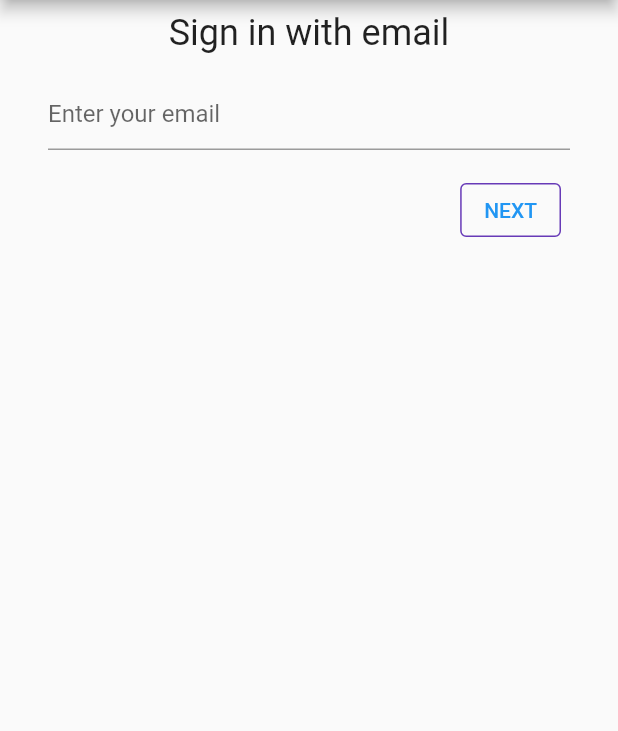
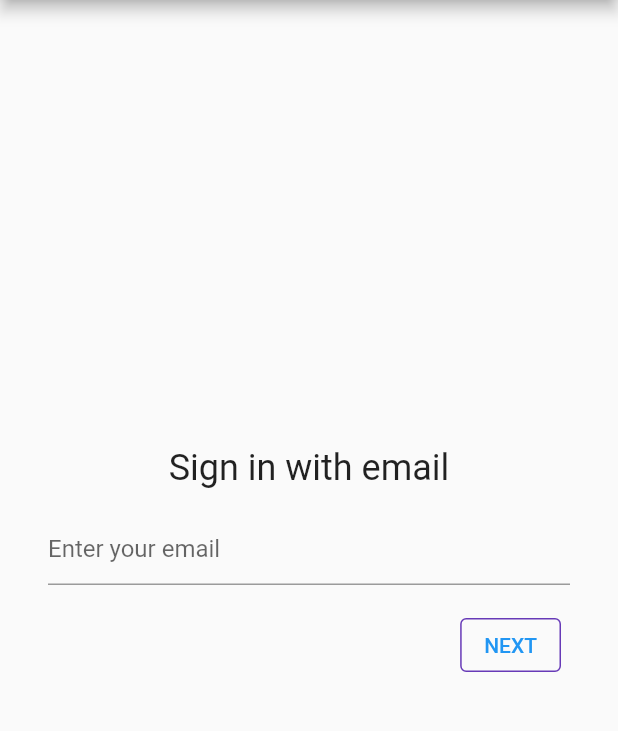
Before and after one commit to helal-uzzaman/survey_app, a Flutter app: the screen it shows after launch, after a tap on "Login", on a phone screen of 412 x 824 dp, the part 84-815 px from its top. Run offline on Flutter 3.47's test engine with Material 2 defaults, Android fonts, the light colour scheme and no system bars; our stand-ins replace cloud_firestore, firebase_auth, firebase_core; accounts and stored records are empty.

Commit message:
some ui changes

```diff
--- a/lib/authentication.dart
+++ b/lib/authentication.dart
@@ -1,3 +1,4 @@
+import 'package:firebase_auth/firebase_auth.dart';
 import 'package:flutter/material.dart';
 import 'package:survey_app/admin/admin_home.dart';
 import 'package:survey_app/survey.dart';
@@ -57,25 +58,29 @@ class Authentication extends StatelessWidget {
   Widget build(BuildContext context) {
     switch (loginState) {
       case ApplicationLoginState.loggedOut:
-        return Column(
+        return Container(
+          width: double.infinity,
+          child: Column(
             mainAxisAlignment: MainAxisAlignment.center,
             children: [
-            const Header("Welcome"),
+              const Header("Welcome To Survey App"),
               const SizedBox(
                 height: 20,
               ),
-            const Text("Login to Start the survey"),
-            ElevatedButton(
+              Container(
+                width: double.infinity,
+                child: Padding(
+                  padding: const EdgeInsets.all(16.0),
+                  child: ElevatedButton(
                     onPressed: () {
                       startLoginFlow();
                     },
                     child: const Text('Login'),
                   ),
+                ),
+              ),
               TextButton(
                 onPressed: () {
-                // if (loginState == ApplicationLoginState.loggedIn) {
-                //   signOut;
-                // }
                   Navigator.push(
                     context,
                     MaterialPageRoute(builder: (context) {
@@ -86,6 +91,7 @@ class Authentication extends StatelessWidget {
                 child: Text("Admin Login"),
               ),
             ],
+          ),
         );
       case ApplicationLoginState.emailAddress:
         return EmailForm(
@@ -124,6 +130,7 @@ class Authentication extends StatelessWidget {
           child: Column(
             mainAxisAlignment: MainAxisAlignment.center,
             children: [
+              Header("Hi, ${FirebaseAuth.instance.currentUser!.displayName}"),
               StyledButton(
                 onPressed: () {
                   startSurvey();
--- a/lib/email_form.dart
+++ b/lib/email_form.dart
@@ -16,6 +16,7 @@ class _EmailFormState extends State<EmailForm> {
   @override
   Widget build(BuildContext context) {
     return Column(
+      mainAxisAlignment: MainAxisAlignment.center,
       children: [
         const Header('Sign in with email'),
         Padding(
```
Also changed, not shown: lib/survey.dart (+8 -3 lines). Lines whose indentation alone changed are shown as unchanged.
